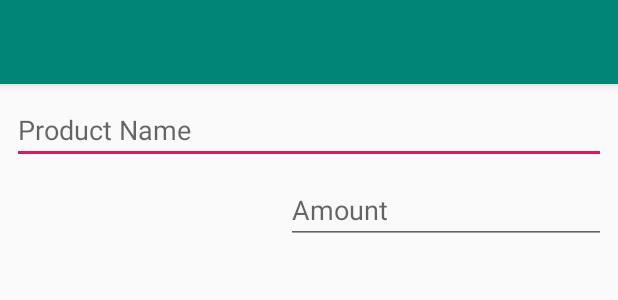
After one commit to Sebastiaan-Alvarez-Rodriguez/Xenopelthis, an Android app: the layout activity_inventory_edit.xml on its own in the app's theme, with its tools: preview values and no code run, on a phone screen of 412 x 824 dp. The commit adds this screen. Shown: the top 300 px of the screen. Run offline under Robolectric (Android 15) with nearby library versions, the phone set to English and light mode, and no system bars.

Commit message:
Probably fixed issue for the set() function of InventoryViewHolder, however this needs to be tested as we go. Started on adding feature, currently implementing InventoryEditActivity.

```diff
--- a/app/src/main/java/com/sebastiaan/xenopelthis/ui/inventory/view/InventoryAdapterAction.java
+++ b/app/src/main/java/com/sebastiaan/xenopelthis/ui/inventory/view/InventoryAdapterAction.java
@@ -3,6 +3,7 @@ package com.sebastiaan.xenopelthis.ui.inventory.view;
 import android.support.annotation.Nullable;
 import android.view.View;
 
+import com.sebastiaan.xenopelthis.db.datatypes.ProductAndID;
 import com.sebastiaan.xenopelthis.db.entity.inventory_item;
 
 import java.util.List;
@@ -40,7 +41,7 @@ public class InventoryAdapterAction extends InventoryAdapterCheckable {
     public boolean isActionMode() { return actionMode; }
 
     @Override
-    public void onChanged(@Nullable List<inventory_item> items) {
+    public void onChanged(@Nullable List<ProductAndID> items) {
         ((ActionListener) listener).onActionModeChange(false);
         super.onChanged(items);
     }
--- a/app/src/main/java/com/sebastiaan/xenopelthis/ui/inventory/view/OnClickListener.java
+++ b/app/src/main/java/com/sebastiaan/xenopelthis/ui/inventory/view/OnClickListener.java
@@ -1,8 +1,9 @@
 package com.sebastiaan.xenopelthis.ui.inventory.view;
 
+import com.sebastiaan.xenopelthis.db.datatypes.ProductAndID;
 import com.sebastiaan.xenopelthis.db.entity.inventory_item;
 
 public interface OnClickListener {
-    void onClick(inventory_item i);
-    boolean onLongClick(inventory_item i);
+    void onClick(ProductAndID i);
+    boolean onLongClick(ProductAndID i);
 }
--- a/app/src/main/java/com/sebastiaan/xenopelthis/ui/product/ProductFragment.java
+++ b/app/src/main/java/com/sebastiaan/xenopelthis/ui/product/ProductFragment.java
@@ -23,7 +23,6 @@ import com.sebastiaan.xenopelthis.ui.constructs.ProductStruct;
 import com.sebastiaan.xenopelthis.ui.product.view.ActionListener;
 import com.sebastiaan.xenopelthis.ui.product.view.ProductAdapterAction;
 
-import java.util.function.Function;
 import java.util.stream.Collectors;
 
 import static android.app.Activity.RESULT_OK;
--- /dev/null
+++ b/app/src/main/res/layout/activity_inventory_edit.xml
@@ -0,0 +1,50 @@
+<?xml version="1.0" encoding="utf-8"?>
+<ScrollView xmlns:android="http://schemas.android.com/apk/res/android"
+    xmlns:app="http://schemas.android.com/apk/res-auto"
+    android:layout_width="match_parent"
+    android:layout_height="match_parent">
+    <android.support.constraint.ConstraintLayout
+        android:layout_width="match_parent"
+        android:layout_height="wrap_content"
+        android:id="@+id/inventory_edit_layout">
+
+        <android.support.v7.widget.Toolbar
+            android:id="@+id/inventory_edit_toolbar"
+            android:layout_width="match_parent"
+            android:layout_height="?attr/actionBarSize"
+            android:background="?attr/colorPrimary"
+            android:elevation="4dp"
+            android:theme="@style/ThemeOverlay.AppCompat.ActionBar"
+            app:layout_constraintTop_toTopOf="parent"
+            app:popupTheme="@style/ThemeOverlay.AppCompat.Light" />
+
+        <EditText
+            android:id="@+id/inventory_edit_productName"
+            android:layout_width="0dp"
+            android:layout_height="wrap_content"
+            android:layout_marginStart="8dp"
+            android:layout_marginTop="8dp"
+            android:layout_marginEnd="8dp"
+            android:ems="10"
+            android:hint="Product Name"
+            android:inputType="textCapSentences"
+            app:layout_constraintEnd_toEndOf="parent"
+            app:layout_constraintHorizontal_bias="1.0"
+            app:layout_constraintStart_toStartOf="parent"
+            app:layout_constraintTop_toBottomOf="@+id/inventory_edit_toolbar" />
+
+        <EditText
+            android:id="@+id/inventory_edit_amount"
+            android:layout_width="0dp"
+            android:layout_height="wrap_content"
+            android:layout_marginStart="8dp"
+            android:layout_marginTop="8dp"
+            android:layout_marginEnd="8dp"
+            android:ems="10"
+            android:hint="Amount"
+            android:inputType="textPostalAddress|textCapCharacters"
+            app:layout_constraintEnd_toEndOf="parent"
+            app:layout_constraintTop_toBottomOf="@+id/inventory_edit_productName" />
+
+    </android.support.constraint.ConstraintLayout>
+</ScrollView>
```
Also changed, not shown: app/src/main/java/com/sebastiaan/xenopelthis/db/dao/DAOInventory.java (+10 -3 lines), app/src/main/java/com/sebastiaan/xenopelthis/db/datatypes/ProductAndID.java (added, +30 -0 lines), app/src/main/java/com/sebastiaan/xenopelthis/db/retrieve/constant/InventoryConstant.java (added, +26 -0 lines), app/src/main/java/com/sebastiaan/xenopelthis/db/retrieve/viewmodel/InventoryViewModel.java (+10 -2 lines), app/src/main/java/com/sebastiaan/xenopelthis/ui/inventory/InventoryEditActivity.java (added, +48 -0 lines), app/src/main/java/com/sebastiaan/xenopelthis/ui/inventory/InventoryFragment.java (+22 -2 lines), app/src/main/java/com/sebastiaan/xenopelthis/ui/inventory/view/InventoryAdapter.java (+5 -5 lines), app/src/main/java/com/sebastiaan/xenopelthis/ui/inventory/view/InventoryAdapterCheckable.java (+7 -6 lines), app/src/main/java/com/sebastiaan/xenopelthis/ui/inventory/view/InventoryViewHolder.java (+7 -2 lines).
